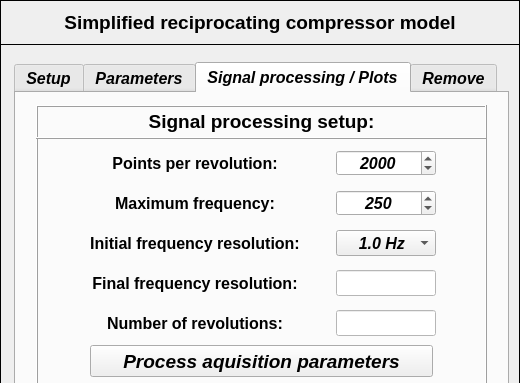
Qt form data/user_input/ui/Model/Setup/Acoustic/compressorModelInput.ui (open-pulse/OpenPulse) before a commit; both pictures show x 0 to 520 and y 0 to 383 of the 520 by 686 pixel window.
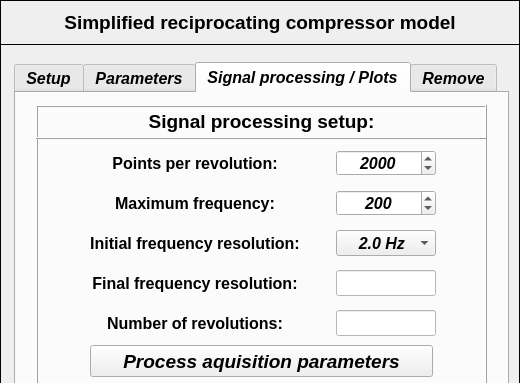
The same form after that commit. The open tabs and pages were chosen to show the change.

What changed in the file:
```diff
--- a/data/user_input/ui/Model/Setup/Acoustic/compressorModelInput.ui
+++ b/data/user_input/ui/Model/Setup/Acoustic/compressorModelInput.ui
@@ -3337,7 +3337,7 @@
            <enum>Qt::LeftToRight</enum>
           </property>
           <property name="currentIndex">
-           <number>3</number>
+           <number>4</number>
           </property>
           <item>
            <property name="text">
@@ -3486,7 +3486,7 @@
            <number>10</number>
           </property>
           <property name="value">
-           <number>250</number>
+           <number>200</number>
           </property>
          </widget>
         </item>
```
